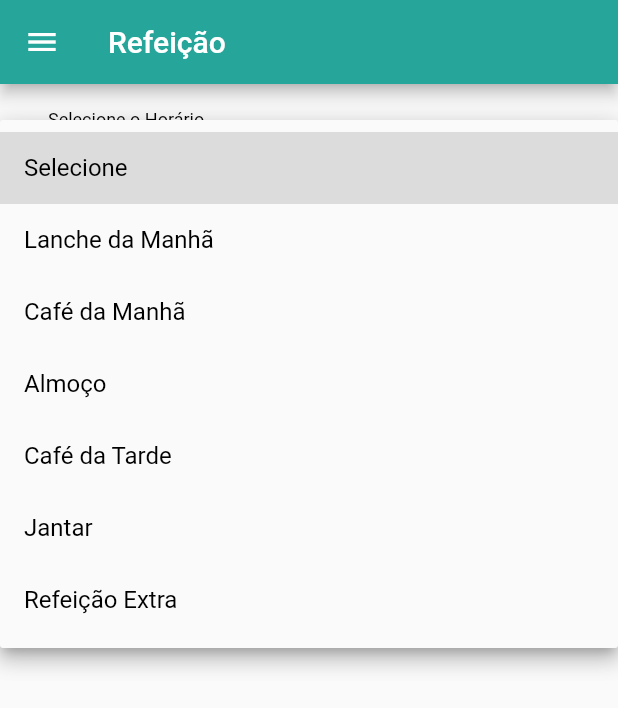
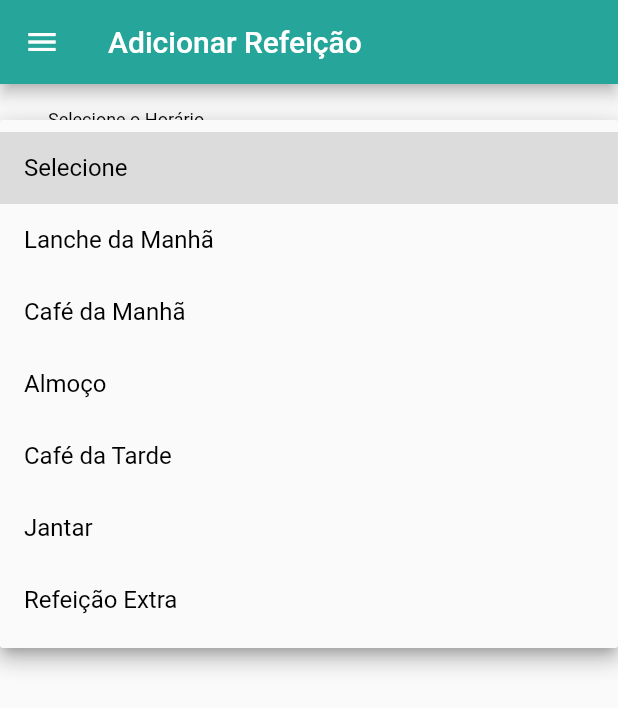
Before and after one commit to Juscimara/app_tcc_diarioeletronico, a Flutter app: the MealsScreen screen opened directly, after a tap on "Selecione", on a phone screen of 412 x 824 dp. Shown: the top 708 px of the screen. Run offline on Flutter 3.47's test engine with Material 2 defaults, Android fonts, the phone set to English and light mode, and no system bars; our stand-ins replace cloud_firestore, firebase_auth, firebase_core, splashscreen; accounts and stored records are empty; Roboto replaces fonts that are missing (Poppins).

Commit message:
Atualizações

```diff
--- a/lib/components/drawer.dart
+++ b/lib/components/drawer.dart
@@ -1,9 +1,9 @@
 import 'package:app_tcc_diarioeletronico/screens/about_screen.dart';
+import 'package:app_tcc_diarioeletronico/screens/alerts_screen.dart';
 import 'package:app_tcc_diarioeletronico/screens/bloodglucose_screen.dart';
 import 'package:app_tcc_diarioeletronico/screens/home_screen.dart';
 import 'package:app_tcc_diarioeletronico/screens/meals_screen.dart';
 import 'package:app_tcc_diarioeletronico/screens/recoverPassword_screen.dart';
-import 'package:app_tcc_diarioeletronico/screens/terms_screen.dart';
 import 'package:flutter/material.dart';
 
 class Menu extends StatelessWidget {
@@ -62,13 +62,25 @@ class Menu extends StatelessWidget {
           ),
           ListTile(
             leading: Icon(
-              Icons.password_outlined,
+              Icons.vpn_key_outlined,
             ),
             title: Text("Redefinir senha"),
             onTap: () {
               Navigator.push(
                 context,
                 MaterialPageRoute(builder: (context) => RecoverPasswordScreen()),
+              );
+            },
+          ),
+          ListTile(
+            leading: Icon(
+              Icons.warning_amber_outlined,
+            ),
+            title: Text("Alertas"),
+            onTap: () {
+              Navigator.push(
+                context,
+                MaterialPageRoute(builder: (context) => AlertsScreen()),
               );
             },
           ),
--- a/lib/screens/meals_screen.dart
+++ b/lib/screens/meals_screen.dart
@@ -41,7 +41,7 @@ class _RefeicaoState extends State<MealsScreen> {
     return Scaffold(
       appBar: AppBar(
         backgroundColor: Color(0xFF26A69A),
-        title: Text("Refeição"),
+        title: Text("Adicionar Refeição"),
       ),
       body: SingleChildScrollView(
         child: Container(
```
Also changed, not shown: lib/screens/alerts_screen.dart (added, +53 -0 lines), images/warn.png (added).
